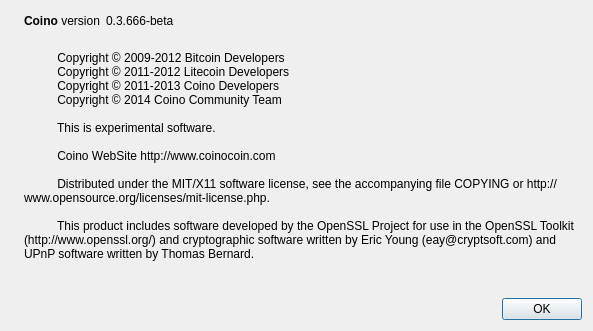
Before: the Qt Designer form src/qt/forms/aboutdialog.ui in scriptRack003756/coino, drawn with Qt 5.
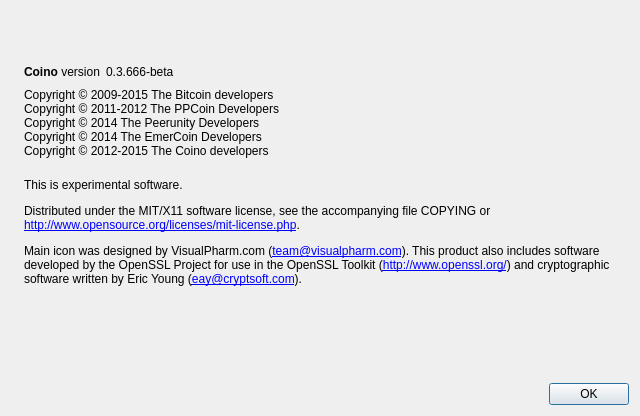
After: the same form once the commit is applied. Icons and pictures are not drawn.

What changed in the file:
```diff
--- a/src/qt/forms/aboutdialog.ui
+++ b/src/qt/forms/aboutdialog.ui
@@ -1,13 +1,13 @@
 <?xml version="1.0" encoding="UTF-8"?>
 <ui version="4.0">
  <class>AboutDialog</class>
- <widget class="QDialog" name="AboutDialog">
+ <widget class="QWidget" name="AboutDialog">
   <property name="geometry">
    <rect>
     <x>0</x>
     <y>0</y>
-    <width>593</width>
-    <height>331</height>
+    <width>640</width>
+    <height>416</height>
    </rect>
   </property>
   <property name="windowTitle">
@@ -25,6 +25,9 @@
      <property name="pixmap">
       <pixmap resource="../bitcoin.qrc">:/images/about</pixmap>
      </property>
+     <property name="alignment">
+      <set>Qt::AlignLeading|Qt::AlignLeft|Qt::AlignTop</set>
+     </property>
     </widget>
    </item>
    <item>
@@ -65,9 +68,6 @@
          <property name="text">
           <string notr="true">0.3.666-beta</string>
          </property>
-         <property name="textFormat">
-          <enum>Qt::RichText</enum>
-         </property>
          <property name="textInteractionFlags">
           <set>Qt::LinksAccessibleByMouse|Qt::TextSelectableByKeyboard|Qt::TextSelectableByMouse</set>
          </property>
@@ -88,28 +88,30 @@
        </item>
       </layout>
      </item>
+     <item>
+      <widget class="QLabel" name="copyrightLabel">
+       <property name="cursor">
+        <cursorShape>IBeamCursor</cursorShape>
+       </property>
+       <property name="text">
+        <string>Copyright © 2009-2015 The Bitcoin developers
+Copyright © 2011-2012 The PPCoin Developers
+Copyright © 2014 The Peerunity Developers
+Copyright © 2014 The EmerCoin Developers
+Copyright © 2012-2015 The Coino developers</string>
+       </property>
+       <property name="textInteractionFlags">
+        <set>Qt::LinksAccessibleByMouse|Qt::TextSelectableByKeyboard|Qt::TextSelectableByMouse</set>
+       </property>
+      </widget>
+     </item>
      <item>
       <widget class="QLabel" name="label_2">
        <property name="cursor">
         <cursorShape>IBeamCursor</cursorShape>
        </property>
        <property name="text">
-        <string>
-          Copyright © 2009-2012 Bitcoin Developers
-          Copyright © 2011-2012 Litecoin Developers
-          Copyright © 2011-2013 Coino Developers
-          Copyright © 2014 Coino Community Team
-
-          This is experimental software.
-
-          Coino WebSite http://www.coinocoin.com
-
-          Distributed under the MIT/X11 software license, see the accompanying file COPYING or http://www.opensource.org/licenses/mit-license.php.
-
-          This product includes software developed by the OpenSSL Project for use in the OpenSSL Toolkit (http://www.openssl.org/) and cryptographic software written by Eric Young (eay@cryptsoft.com) and UPnP software written by Thomas Bernard.
-
-          
-        </string>
+        <string>&lt;html&gt;&lt;head/&gt;&lt;body&gt;&lt;p&gt;&lt;br/&gt;This is experimental software.&lt;/p&gt;&lt;p&gt;Distributed under the MIT/X11 software license, see the accompanying file COPYING or &lt;br/&gt;&lt;a href=&quot;http://www.opensource.org/licenses/mit-license.php&quot;&gt;&lt;span style=&quot; text-decoration: underline; color:#0000ff;&quot;&gt;http://www.opensource.org/licenses/mit-license.php&lt;/span&gt;&lt;/a&gt;.&lt;/p&gt;&lt;p&gt;Main icon was designed by VisualPharm.com (&lt;a href=&quot;mailto:team@visualpharm.com&quot;&gt;&lt;span style=&quot; text-decoration: underline; color:#0000ff;&quot;&gt;team@visualpharm.com&lt;/span&gt;&lt;/a&gt;). This product also includes software developed by the OpenSSL Project for use in the OpenSSL Toolkit (&lt;a href=&quot;http://www.openssl.org/&quot;&gt;&lt;span style=&quot; text-decoration: underline; color:#0000ff;&quot;&gt;http://www.openssl.org/&lt;/span&gt;&lt;/a&gt;) and cryptographic software written by Eric Young (&lt;a href=&quot;mailto:eay@cryptsoft.com&quot;&gt;&lt;span style=&quot; text-decoration: underline; color:#0000ff;&quot;&gt;eay@cryptsoft.com&lt;/span&gt;&lt;/a&gt;).&lt;/p&gt;&lt;p&gt;&lt;br/&gt;&lt;/p&gt;&lt;/body&gt;&lt;/html&gt;</string>
        </property>
        <property name="wordWrap">
         <bool>true</bool>
```
Left out of the diff: 38 changed lines with no effect on the pictures.
